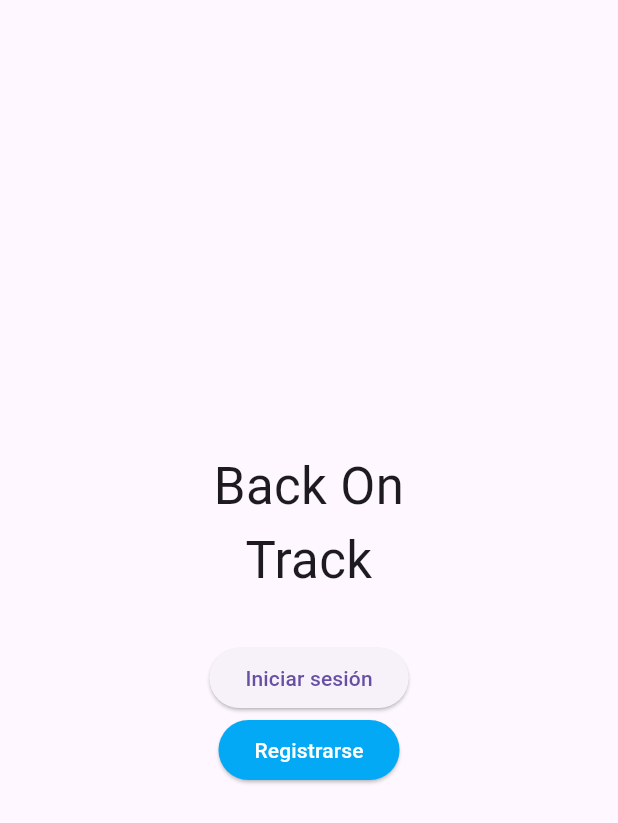
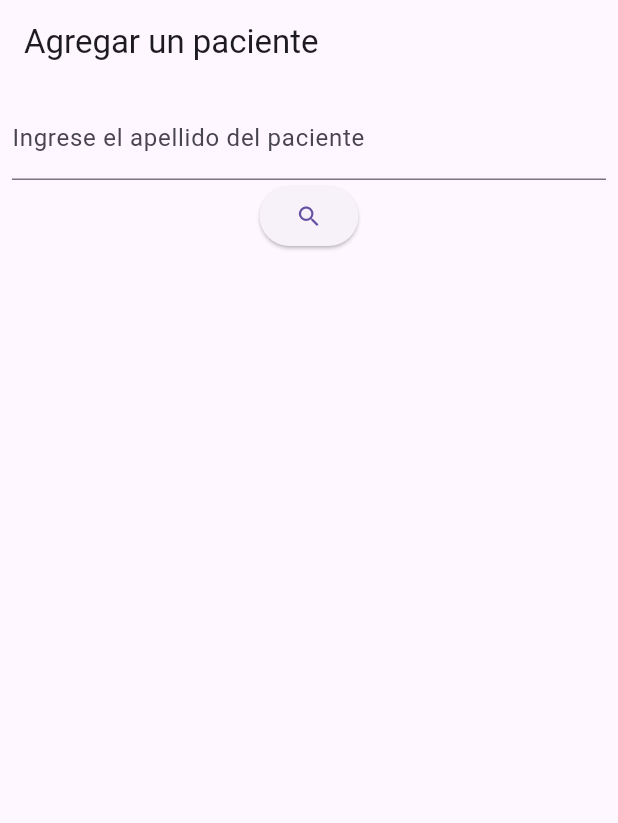
Before and after one commit to juliv07/Back-On-Track-App-2, a Flutter app: the screen it shows after launch, on a phone screen of 412 x 824 dp. Shown: the top 823 px of the screen. Run offline on Flutter 3.47's test engine with Material 3 defaults, Android fonts, the phone set to English and light mode, and no system bars; our stand-ins replace cloud_firestore, firebase_core, fl_chart, flutter_bluetooth_serial, flutter_riverpod, go_router and 1 more; accounts and stored records are empty.

Commit message:
Avancé con agregar pacientes

```diff
--- a/back_on_track_app_2/lib/core/app_router.dart
+++ b/back_on_track_app_2/lib/core/app_router.dart
@@ -1,5 +1,7 @@
 //import 'package:back_on_track_app_2/firebase_auth/login_widget_tree.dart';
 import 'package:back_on_track_app_2/presentations/doctor/doctor_account_settings_screen.dart';
+import 'package:back_on_track_app_2/presentations/doctor/doctor_add_patient_screen.dart';
+import 'package:back_on_track_app_2/presentations/doctor/doctor_search_patient_screen.dart';
 import 'package:back_on_track_app_2/presentations/doctor/doctor_edit_profile_screen.dart';
 import 'package:back_on_track_app_2/presentations/doctor/doctor_home_screen.dart';
 import 'package:back_on_track_app_2/presentations/doctor/doctor_signup_screen.dart';
@@ -21,7 +23,7 @@ import 'package:back_on_track_app_2/presentations/patient/patient_view_doctor_sc
 import 'package:go_router/go_router.dart';
 
 final appRouter = GoRouter(
-  initialLocation: "/initialScreen",
+  initialLocation: "/doctorSearchPatient",
 
   routes: [
   GoRoute(
@@ -138,6 +140,18 @@ final appRouter = GoRouter(
       builder: (context, state) =>  BtConnectionScreen()
     ),
 
+   GoRoute(
+      name: DoctorSearchPatientScreen.name,
+      path: '/doctorSearchPatient',
+      builder: (context, state) =>  DoctorSearchPatientScreen()
+    ),
+
+    GoRoute(
+      name: DoctorAddPatientScreen.name,
+      path: '/doctorAddPatient',
+      builder: (context, state) =>  DoctorAddPatientScreen(searchSurname: state.extra as String)
+    ),
+
    /*GoRoute(
       name: LoginWidgetTree.name,
       path: '/loginWidgetTree',
--- /dev/null
+++ b/back_on_track_app_2/lib/presentations/doctor/doctor_search_patient_screen.dart
@@ -0,0 +1,63 @@
+import 'package:back_on_track_app_2/presentations/doctor/doctor_add_patient_screen.dart';
+import 'package:flutter/material.dart';
+import 'package:flutter_riverpod/flutter_riverpod.dart';
+import 'package:go_router/go_router.dart';
+
+// ignore: must_be_immutable
+class DoctorSearchPatientScreen extends ConsumerWidget {
+  DoctorSearchPatientScreen({super.key});
+  static const String name = 'doctorSearchPatient';
+
+  TextEditingController patientNameController = TextEditingController();
+
+  final _formKey = GlobalKey<FormState>();
+
+  @override
+  Widget build(BuildContext context, ref) {
+    return Scaffold(
+      appBar: AppBar(title: const Text('Agregar un paciente')),
+      body: Center(
+        child: Padding(
+          padding: const EdgeInsets.all(8.0),
+          child: Column(
+          children: [
+            Form(
+              key: _formKey,
+              child:
+              Column(
+                mainAxisAlignment: MainAxisAlignment.center,
+                crossAxisAlignment: CrossAxisAlignment.center,
+                children: [
+                  TextFormField(
+                    controller: patientNameController,
+                    decoration: const InputDecoration(
+                      label: Text('Ingrese el apellido del paciente'),
+                    ),
+                    autovalidateMode: AutovalidateMode.onUserInteraction,
+                    validator: (value) {
+                      if (value == null || value.isEmpty) {
+                        return 'Este campo no puede estar vacío';
+                      }
+                      return null;
+                    },
+                  ),
+                  ElevatedButton(
+                    onPressed: (){
+                      if (_formKey.currentState?.validate() ?? false) {
+                        final String searchSurname = patientNameController.text;
+                        context.pushNamed(DoctorAddPatientScreen.name, extra: searchSurname);
+                        }
+                      },
+                      child: const Icon(Icons.search),
+                    ),
+                  ],
+                ),
+              ),
+            ],
+          ),
+
+        )
+      ),
+    );
+  }
+}
--- a/back_on_track_app_2/lib/presentations/login/login_screen.dart
+++ b/back_on_track_app_2/lib/presentations/login/login_screen.dart
@@ -148,6 +148,7 @@ class LoginScreen extends ConsumerWidget {
                           DocumentSnapshot doc = firebaseData.docs.first;
                           var data = doc.data() as Map<String, dynamic>;
 
+                          String userIdFromDB = data['userId'];
                           bool isDoctorFromDB = data['isDoctor'];
                           String nameFromDB = data['name'] ?? 'No disponible';
                           String surnameFromDB = data['surname'] ?? 'No disponible';
@@ -171,6 +172,7 @@ class LoginScreen extends ConsumerWidget {
                           if(isDoctorFromDB){
                             ref.read(userInfoProvider.notifier).state =
                               User(
+                                userId: userIdFromDB,
                                 isDoctor: isDoctorFromDB,
                                 name: nameFromDB,
                                 surname: surnameFromDB,
@@ -185,6 +187,7 @@ class LoginScreen extends ConsumerWidget {
                           else{
                             ref.read(userInfoProvider.notifier).state =
                               User(
+                                userId: userIdFromDB,
                                 isDoctor: isDoctorFromDB,
                                 name: nameFromDB,
                                 surname: surnameFromDB,
--- a/back_on_track_app_2/lib/presentations/login/logout_screen.dart
+++ b/back_on_track_app_2/lib/presentations/login/logout_screen.dart
@@ -31,6 +31,7 @@ class LogoutScreen extends ConsumerWidget {
               const Text('¿Estás seguro que querés cerrar sesión?'),
               ElevatedButton(onPressed: (){
                 ref.read(userInfoProvider.notifier).state = User(
+                  userId: '',
                   isDoctor: false,
                   name: '',
                   surname: '',
--- a/back_on_track_app_2/lib/providers/userDataProvider.dart
+++ b/back_on_track_app_2/lib/providers/userDataProvider.dart
@@ -7,4 +7,4 @@ FirebaseFirestore db = FirebaseFirestore.instance;
 
 StateProvider<String> emailProvider = StateProvider((ref) => '');
 
-StateProvider<User> userInfoProvider = StateProvider((ref) => User(isDoctor: false, name: '', surname: '', email: '', password: '', phone: ''));
+StateProvider<User> userInfoProvider = StateProvider((ref) => User(userId: '', isDoctor: false, name: '', surname: '', email: '', password: '', phone: ''));
--- a/back_on_track_app_2/pubspec.yaml
+++ b/back_on_track_app_2/pubspec.yaml
@@ -4,7 +4,7 @@ publish_to: 'none'
 version: 0.1.0
 
 environment:
-  sdk: '3.4.3'
+  sdk: '3.3.1'
 
 dependencies:
   cloud_firestore: ^5.1.0
```
Also changed, not shown: back_on_track_app_2/lib/entities/User.dart (+33 -0 lines), back_on_track_app_2/lib/presentations/doctor/doctor_add_patient_screen.dart (added, +45 -0 lines), back_on_track_app_2/lib/presentations/doctor/doctor_home_screen.dart (+6 -3 lines), back_on_track_app_2/lib/presentations/doctor/doctor_signup_screen.dart (+10 -4 lines), back_on_track_app_2/lib/presentations/patient/patient_signup_screen.dart (+7 -1 lines), back_on_track_app_2/pubspec.lock.
